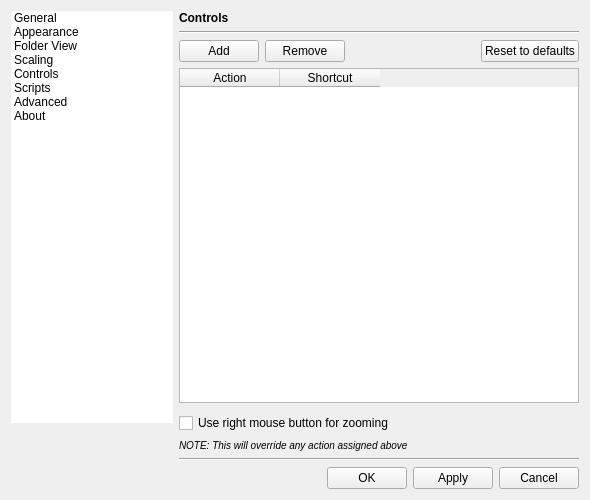
This is gui/dialogs/settingsdialog.ui in do-i/thumbgrid as Qt 5 draws it before an edit. The edited form follows.
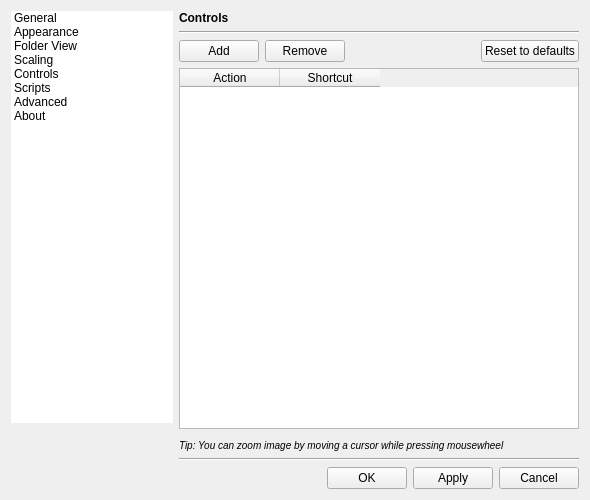
This is the edited form. The open tabs and pages were chosen to show the change. Custom widgets are drawn as their Qt base class.

Commit message: [MW] Generate additional MousePressEvent on doubleclick

What changed in the file:
```diff
--- a/gui/dialogs/settingsdialog.ui
+++ b/gui/dialogs/settingsdialog.ui
@@ -2216,17 +2216,10 @@
              </property>
             </spacer>
            </item>
-           <item>
-            <widget class="QCheckBox" name="rightButtonZoomCheckBox">
-             <property name="text">
-              <string>Use right mouse button for zooming</string>
-             </property>
-            </widget>
-           </item>
            <item>
             <widget class="QLabel" name="label_21">
              <property name="text">
-              <string>&lt;i&gt;&lt;small&gt;NOTE: This will override any action assigned above&lt;/small&gt;&lt;/i&gt;</string>
+              <string>&lt;i&gt;&lt;small&gt;Tip: You can zoom image by moving a cursor while pressing mousewheel&lt;/small&gt;&lt;/i&gt;</string>
              </property>
             </widget>
            </item>
```
The commit also changes 10 other files.
